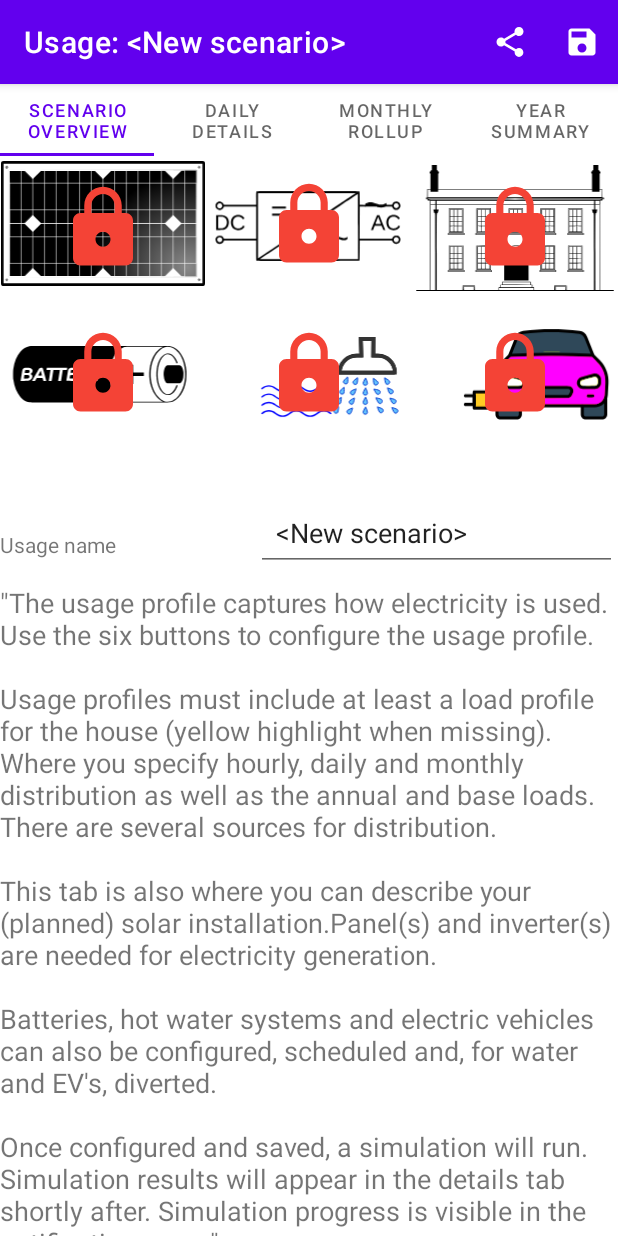
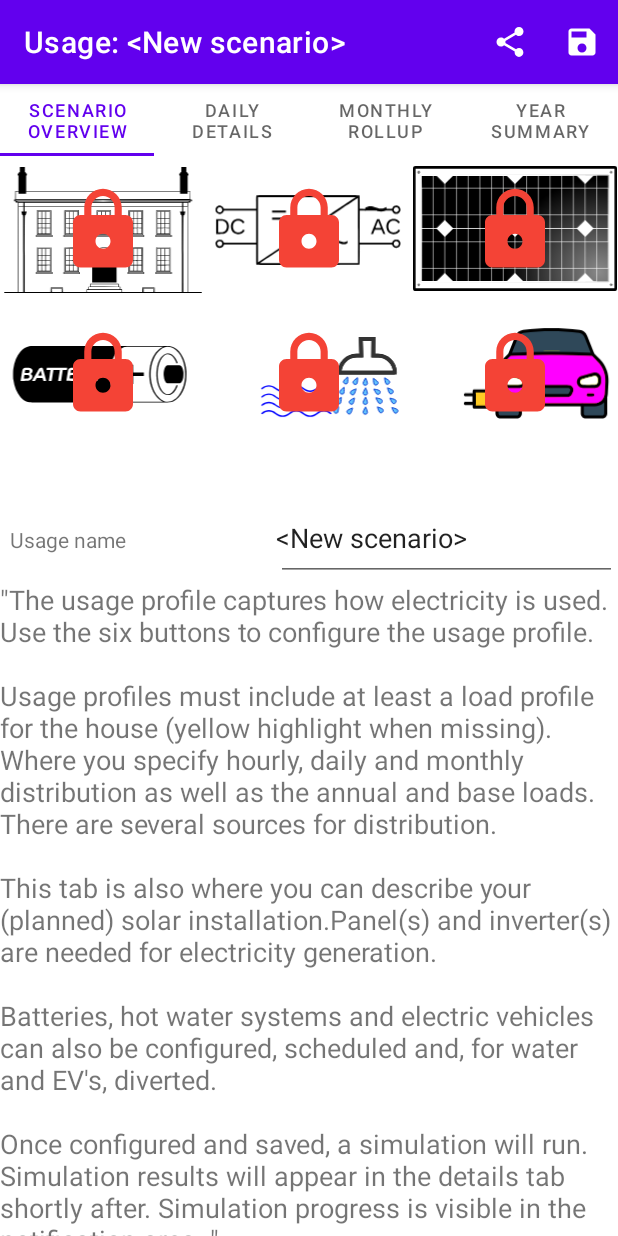
Before and after one commit to Tonyslogic/comparetout, an Android app: the screen it shows after launch (ScenarioActivity), after a tap on "Add a new supplier plan", on a phone screen of 412 x 824 dp. Run offline under Robolectric (Android 15) with nearby library versions, the phone set to English and light mode, and no system bars; our stand-ins replace Room's generated code; libraries missing offline, so code that uses them is left out: com.github.mikephil.charting; 4 statements that could not run were skipped.

Commit message:
UX and auto-sim after water divert

```diff
--- a/app/src/main/java/com/tfcode/comparetout/scenario/ScenarioOverview.java
+++ b/app/src/main/java/com/tfcode/comparetout/scenario/ScenarioOverview.java
@@ -393,6 +393,7 @@ public class ScenarioOverview extends Fragment {
                     else {
                         if (!(null == mScenarioComponents)){
                             HWDivert hwDivert = mScenarioComponents.hwDivert;
+                            if (!(null == getActivity()) && !((ScenarioActivity)getActivity()).isSimulationInProgress()) {
                                 if (null == hwDivert) {
                                     hwDivert = new HWDivert();
                                     hwDivert.setActive(false);
@@ -400,10 +401,21 @@ public class ScenarioOverview extends Fragment {
                                 }
                                 hwDivert.setActive(!hwDivert.isActive());
                                 mViewModel.saveHWDivert(mScenarioID, hwDivert);
+                                new Thread(() -> {
+                                    mViewModel.deleteSimulationDataForScenarioID(mScenarioID);
+                                    mViewModel.deleteCostingDataForScenarioID(mScenarioID);
+                                    SimulatorLauncher.simulateIfNeeded(getActivity().getApplicationContext());
+                                }).start();
                                 mMainHandler.postDelayed(this::updateScenarioComponents, 2000);
                                 if (!(null == getView())) Snackbar.make(getView(),
                                         "Updating hot water diversion to " + (hwDivert.isActive() ? "enabled" : "disabled"),
                                         Snackbar.LENGTH_LONG).setAction("Action", null).show();
+                            }
+                            else {
+                                if (!(null == getView())) Snackbar.make(getView(),
+                                        "Simulation in progress. Try again in a moment",
+                                        Snackbar.LENGTH_LONG).setAction("Action", null).show();
+                            }
                         }
                     }
                 }
@@ -505,12 +517,13 @@ public class ScenarioOverview extends Fragment {
             if (mEdit) {
                 // CREATE TABLE ROWS
                 a.setText(R.string.UsageName);
-                a.setMinimumHeight(80);
-                a.setHeight(80);
+//                a.setMinimumHeight(80);
+//                a.setHeight(80);
+                a.setPadding(10,25, 0, 25);
                 EditText b = new EditText(getActivity());
                 b.setText(mScenario.getScenarioName());
                 b.setEnabled(true);
-                b.setPadding(0,20, 0, 20);
+                b.setPadding(0,25, 0, 25);
                 b.addTextChangedListener(new TextWatcher() {
                     @Override
                     public void beforeTextChanged(CharSequence s, int start, int count, int after) {}
@@ -528,8 +541,8 @@ public class ScenarioOverview extends Fragment {
                         ((ScenarioActivity) requireActivity()).setSaveNeeded(true);
                     }
                 });
-                a.setLayoutParams(scenarioParams);
-                b.setPadding(20,20,20,20);
+//                a.setLayoutParams(scenarioParams);
+//                b.setPadding(20,20,20,20);
                 tableRow.addView(a);
                 tableRow.addView(b);
                 mTableLayout.addView(tableRow);
--- a/app/src/main/java/com/tfcode/comparetout/scenario/panel/PanelFragment.java
+++ b/app/src/main/java/com/tfcode/comparetout/scenario/panel/PanelFragment.java
@@ -377,7 +377,7 @@ public class PanelFragment extends Fragment {
             mpptText.setHeight(80);
 
             Spinner mpptSpinner = new Spinner(getActivity());
-            mpptSpinner.setPadding(20, 10, 20, 10);
+            mpptSpinner.setPadding(10, 20, 10, 20);
             ArrayList<String> mpptSpinnerContent = new ArrayList<>();
 
             ArrayList<String> inverterSpinnerContent = new ArrayList<>();
@@ -418,7 +418,7 @@ public class PanelFragment extends Fragment {
             });
 
             Spinner inverterSpinner = new Spinner(getActivity());
-            inverterSpinner.setPadding(20, 20, 20, 20);
+            inverterSpinner.setPadding(10, 20, 10, 20);
 
             ArrayAdapter<String> mpptSpinnerAdapter = new ArrayAdapter<>(getActivity(), android.R.layout.simple_spinner_item, mpptSpinnerContent);
             mpptSpinner.setAdapter(mpptSpinnerAdapter);
--- a/app/src/main/res/layout/activity_water_settings.xml
+++ b/app/src/main/res/layout/activity_water_settings.xml
@@ -60,6 +60,7 @@
             android:layout_height="match_parent"
             android:padding="0dp"
             android:stretchColumns="*"
+            android:gravity="top"
             app:layout_constraintBottom_toBottomOf="parent"
             app:layout_constraintEnd_toEndOf="parent"
             app:layout_constraintStart_toStartOf="parent"
--- a/app/src/main/res/layout/fragment_load_profile_hourly_distribution.xml
+++ b/app/src/main/res/layout/fragment_load_profile_hourly_distribution.xml
@@ -34,6 +34,7 @@
         android:layout_width="match_parent"
         android:layout_height="match_parent"
         android:fillViewport="true"
+        android:contentDescription="@string/scroll_view_for_distribution_editor"
         tools:context=".scenario.loadprofile.LoadProfileHourlyDistributionFragment">
 
             <TableLayout
--- a/app/src/main/res/layout/fragment_load_profile_monthly_distribution.xml
+++ b/app/src/main/res/layout/fragment_load_profile_monthly_distribution.xml
@@ -32,6 +32,7 @@
         android:layout_width="match_parent"
         android:layout_height="match_parent"
         android:fillViewport="true"
+        android:contentDescription="@string/scroll_view_for_distribution_editor"
         tools:context=".scenario.loadprofile.LoadProfileMonthlyDistributionFragment">
 
         <TableLayout
--- a/app/src/main/res/layout/fragment_scenario_overview.xml
+++ b/app/src/main/res/layout/fragment_scenario_overview.xml
@@ -66,11 +66,10 @@
             android:paddingBottom="2dp"
             android:scaleType="fitCenter"
             android:src="@drawable/solarpanel"
-            app:layout_constraintEnd_toStartOf="@id/guideline1"
-            app:layout_constraintRight_toLeftOf="@id/guideline1"
+            app:layout_constraintStart_toStartOf="@id/guideline2"
+            app:layout_constraintLeft_toRightOf="@id/guideline2"
             app:layout_constraintBottom_toBottomOf="@id/guideline4"
-            app:layout_constraintStart_toStartOf="parent"
-            app:layout_constraintTop_toTopOf="parent"
+            app:layout_constraintEnd_toEndOf="parent"
             android:contentDescription="@string/solar_panel_configuration" />
 
         <ImageView
@@ -152,9 +151,9 @@
             android:padding="2dp"
             android:scaleType="fitCenter"
             android:src="@drawable/house"
-            app:layout_constraintLeft_toRightOf="@id/guideline2"
+            app:layout_constraintLeft_toLeftOf="parent"
             app:layout_constraintBottom_toBottomOf="@id/guideline4"
-            app:layout_constraintRight_toRightOf="parent"
+            app:layout_constraintRight_toLeftOf="@id/guideline1"
             app:layout_constraintTop_toTopOf="@id/panelButton"
             android:contentDescription="@string/domestic_load_profile" />
 
--- a/app/src/main/res/values/strings.xml
+++ b/app/src/main/res/values/strings.xml
@@ -164,4 +164,5 @@
     <string name="Delete">Del</string>
     <string name="linked">Linked</string>
     <string name="NinetyPoint0">90.0</string>
+    <string name="scroll_view_for_distribution_editor">Scroll view for distribution editor</string>
 </resources>
```
Also changed, not shown: app/src/main/java/com/tfcode/comparetout/scenario/loadprofile/LoadProfileHourlyDistributionFragment.java (+9 -6 lines), app/src/main/java/com/tfcode/comparetout/scenario/loadprofile/LoadProfilePropertiesFragment.java (+24 -19 lines). Lines whose indentation alone changed are shown as unchanged.
